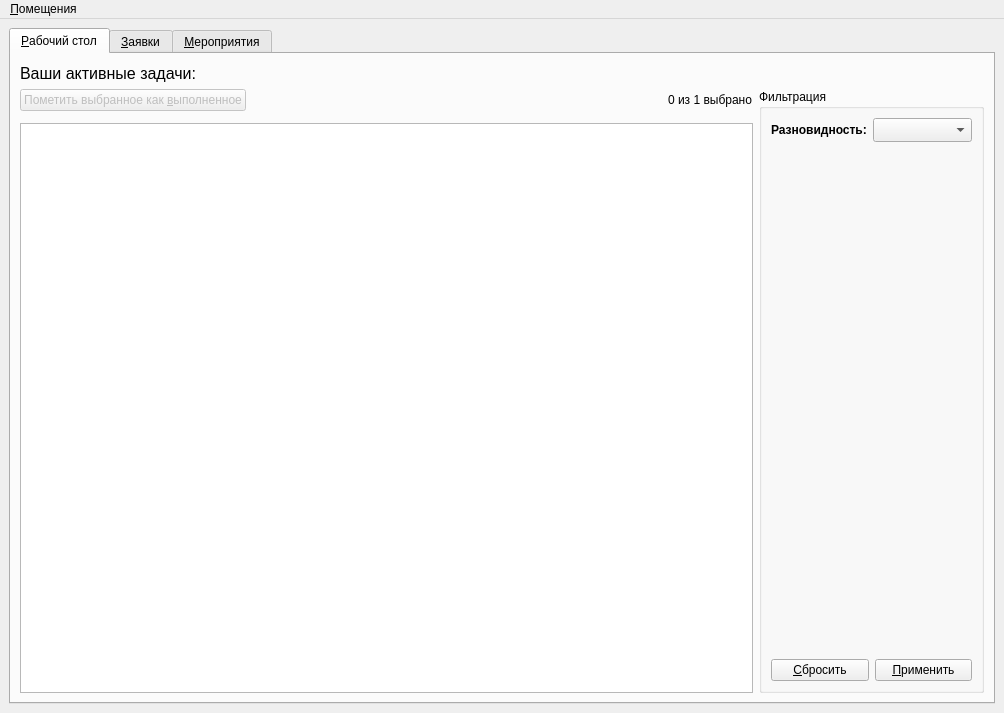
Qt form app/ui/main_window.ui (NTO-2nd-stage-ABP/ccms) before a commit.
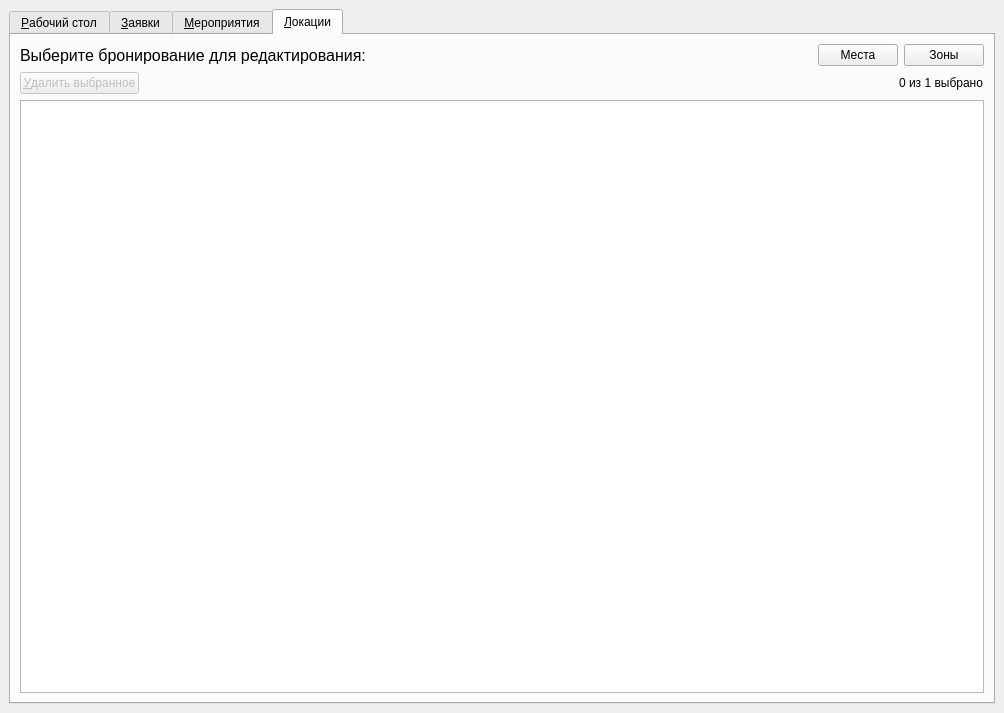
The same form after that commit. Icons and pictures are not drawn.

Commit message: Add reservations tab

Patch:
```diff
--- a/app/ui/main_window.ui
+++ b/app/ui/main_window.ui
@@ -18,7 +18,7 @@
     <item row="0" column="0">
      <widget class="QTabWidget" name="tabWidget">
       <property name="currentIndex">
-       <number>0</number>
+       <number>3</number>
       </property>
       <widget class="QWidget" name="tab">
        <attribute name="icon">
@@ -533,28 +533,147 @@
         </item>
        </layout>
       </widget>
+      <widget class="QWidget" name="tab_2">
+       <attribute name="icon">
+        <iconset>
+         <normaloff>resourses/location.png</normaloff>resourses/location.png</iconset>
+       </attribute>
+       <attribute name="title">
+        <string>&amp;Локации</string>
+       </attribute>
+       <layout class="QVBoxLayout" name="verticalLayout_3">
+        <item>
+         <layout class="QHBoxLayout" name="horizontalLayout_15">
+          <item>
+           <widget class="QLabel" name="label_7">
+            <property name="font">
+             <font>
+              <pointsize>12</pointsize>
+             </font>
+            </property>
+            <property name="text">
+             <string>Выберите бронирование для редактирования:</string>
+            </property>
+           </widget>
+          </item>
+          <item>
+           <spacer name="horizontalSpacer_7">
+            <property name="orientation">
+             <enum>Qt::Horizontal</enum>
+            </property>
+            <property name="sizeHint" stdset="0">
+             <size>
+              <width>40</width>
+              <height>20</height>
+             </size>
+            </property>
+           </spacer>
+          </item>
+          <item>
+           <widget class="QPushButton" name="locationsShowButton">
+            <property name="toolTip">
+             <string>Обзор типов (Ctrl+T)</string>
+            </property>
+            <property name="text">
+             <string>Места</string>
+            </property>
+            <property name="icon">
+             <iconset>
+              <normaloff>resourses/maximize.png</normaloff>resourses/maximize.png</iconset>
+            </property>
+            <property name="shortcut">
+             <string>Ctrl+T</string>
+            </property>
+           </widget>
+          </item>
+          <item>
+           <widget class="QPushButton" name="areasOpenButton">
+            <property name="text">
+             <string>Зоны</string>
+            </property>
+            <property name="icon">
+             <iconset>
+              <normaloff>resourses/categorize.png</normaloff>resourses/categorize.png</iconset>
+            </property>
+           </widget>
+          </item>
+         </layout>
+        </item>
+        <item>
+         <layout class="QHBoxLayout" name="horizontalLayout_10">
+          <item>
+           <widget class="QPushButton" name="deleteSelectedReservationsPushButton">
+            <property name="enabled">
+             <bool>false</bool>
+            </property>
+            <property name="toolTip">
+             <string>Удалить выбранные бронирования (Del)</string>
+            </property>
+            <property name="text">
+             <string>&amp;Удалить выбранное</string>
+            </property>
+            <property name="icon">
+             <iconset>
+              <normaloff>resourses/delete.png</normaloff>resourses/delete.png</iconset>
+            </property>
+            <property name="shortcut">
+             <string>Del</string>
+            </property>
+           </widget>
+          </item>
+          <item>
+           <spacer name="horizontalSpacer_4">
+            <property name="orientation">
+             <enum>Qt::Horizontal</enum>
+            </property>
+            <property name="sizeHint" stdset="0">
+             <size>
+              <width>40</width>
+              <height>20</height>
+             </size>
+            </property>
+           </spacer>
+          </item>
+          <item>
+           <widget class="QLabel" name="selectedReservationsCountLabel">
+            <property name="text">
+             <string>0 из 1 выбрано</string>
+            </property>
+           </widget>
+          </item>
+         </layout>
+        </item>
+        <item>
+         <widget class="QTableView" name="reservationsTableView">
+          <property name="selectionMode">
+           <enum>QAbstractItemView::SingleSelection</enum>
+          </property>
+          <property name="selectionBehavior">
+           <enum>QAbstractItemView::SelectRows</enum>
+          </property>
+          <property name="sortingEnabled">
+           <bool>true</bool>
+          </property>
+          <attribute name="horizontalHeaderHighlightSections">
+           <bool>true</bool>
+          </attribute>
+          <attribute name="verticalHeaderVisible">
+           <bool>false</bool>
+          </attribute>
+          <attribute name="verticalHeaderCascadingSectionResizes">
+           <bool>true</bool>
+          </attribute>
+          <attribute name="verticalHeaderDefaultSectionSize">
+           <number>24</number>
+          </attribute>
+         </widget>
+        </item>
+       </layout>
+      </widget>
      </widget>
     </item>
    </layout>
   </widget>
-  <widget class="QMenuBar" name="menuBar">
-   <property name="geometry">
-    <rect>
-     <x>0</x>
-     <y>0</y>
-     <width>1004</width>
-     <height>22</height>
-    </rect>
-   </property>
-   <widget class="QMenu" name="menu">
-    <property name="title">
-     <string>&amp;Помещения</string>
-    </property>
-    <addaction name="action_2"/>
-    <addaction name="action_4"/>
-   </widget>
-   <addaction name="menu"/>
-  </widget>
   <action name="action_2">
    <property name="icon">
     <iconset>
```
Left out of the diff: 54 changed lines with no effect on the pictures. The commit also changes 6 other files.
